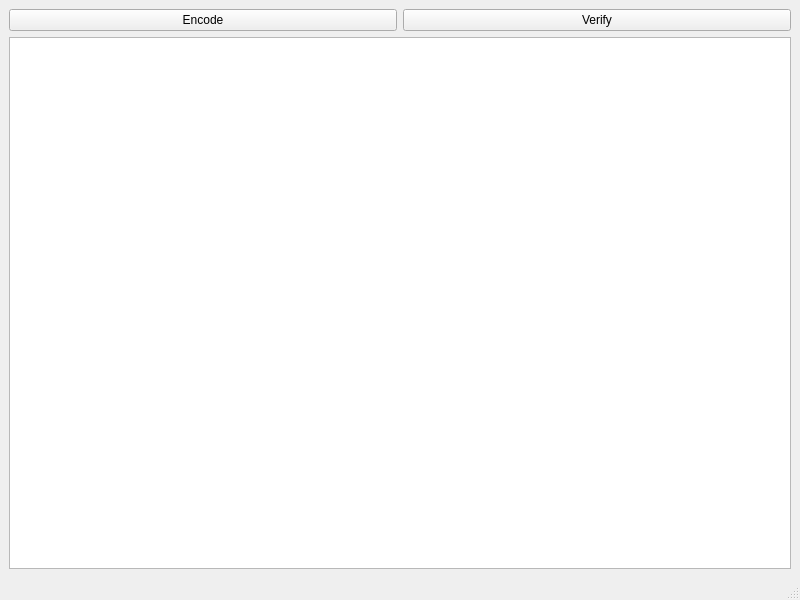
The window that DSS_example/mainwindow.ui (Sage-Cat/DSS) describes before a commit, drawn with Qt 5.
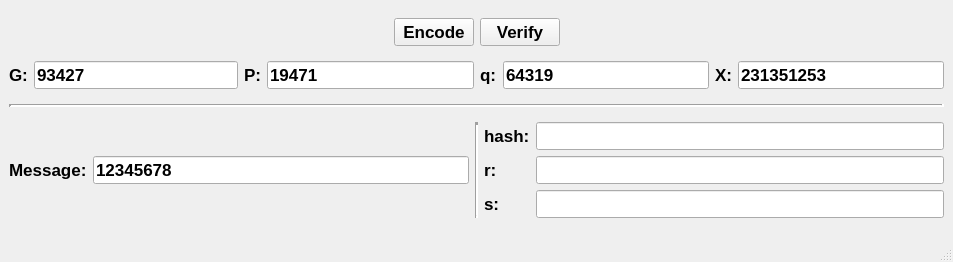
The same window after the commit.

Commit message: Corrected design and implemented more detailed GUI

```diff
--- a/DSS_example/mainwindow.ui
+++ b/DSS_example/mainwindow.ui
@@ -6,19 +6,39 @@
    <rect>
     <x>0</x>
     <y>0</y>
-    <width>800</width>
-    <height>600</height>
+    <width>953</width>
+    <height>262</height>
    </rect>
   </property>
   <property name="windowTitle">
    <string>DSS Example</string>
   </property>
   <widget class="QWidget" name="centralwidget">
-   <layout class="QVBoxLayout" name="verticalLayout">
+   <layout class="QVBoxLayout" name="verticalLayout_3">
     <item>
-     <layout class="QHBoxLayout" name="horizontalLayout">
+     <layout class="QHBoxLayout" name="horizontalLayout_4">
+      <item>
+       <spacer name="horizontalSpacer_2">
+        <property name="orientation">
+         <enum>Qt::Horizontal</enum>
+        </property>
+        <property name="sizeHint" stdset="0">
+         <size>
+          <width>40</width>
+          <height>20</height>
+         </size>
+        </property>
+       </spacer>
+      </item>
       <item>
        <widget class="QPushButton" name="btn_encode">
+        <property name="font">
+         <font>
+          <pointsize>13</pointsize>
+          <weight>75</weight>
+          <bold>true</bold>
+         </font>
+        </property>
         <property name="text">
          <string>Encode</string>
         </property>
@@ -26,15 +46,307 @@
       </item>
       <item>
        <widget class="QPushButton" name="btn_verify">
+        <property name="font">
+         <font>
+          <pointsize>13</pointsize>
+          <weight>75</weight>
+          <bold>true</bold>
+         </font>
+        </property>
         <property name="text">
          <string>Verify</string>
         </property>
        </widget>
       </item>
+      <item>
+       <spacer name="horizontalSpacer">
+        <property name="orientation">
+         <enum>Qt::Horizontal</enum>
+        </property>
+        <property name="sizeHint" stdset="0">
+         <size>
+          <width>40</width>
+          <height>20</height>
+         </size>
+        </property>
+       </spacer>
+      </item>
      </layout>
     </item>
     <item>
-     <widget class="QTextEdit" name="textEdit"/>
+     <layout class="QHBoxLayout" name="horizontalLayout_9">
+      <item>
+       <layout class="QHBoxLayout" name="horizontalLayout_5">
+        <item>
+         <widget class="QLabel" name="label_5">
+          <property name="font">
+           <font>
+            <pointsize>13</pointsize>
+            <weight>75</weight>
+            <bold>true</bold>
+           </font>
+          </property>
+          <property name="text">
+           <string>G:</string>
+          </property>
+         </widget>
+        </item>
+        <item>
+         <widget class="QLineEdit" name="line_G">
+          <property name="font">
+           <font>
+            <pointsize>13</pointsize>
+            <weight>75</weight>
+            <bold>true</bold>
+           </font>
+          </property>
+          <property name="text">
+           <string>93427</string>
+          </property>
+         </widget>
+        </item>
+       </layout>
+      </item>
+      <item>
+       <layout class="QHBoxLayout" name="horizontalLayout_6">
+        <item>
+         <widget class="QLabel" name="label_6">
+          <property name="font">
+           <font>
+            <pointsize>13</pointsize>
+            <weight>75</weight>
+            <bold>true</bold>
+           </font>
+          </property>
+          <property name="text">
+           <string>P:</string>
+          </property>
+         </widget>
+        </item>
+        <item>
+         <widget class="QLineEdit" name="line_P">
+          <property name="font">
+           <font>
+            <pointsize>13</pointsize>
+            <weight>75</weight>
+            <bold>true</bold>
+           </font>
+          </property>
+          <property name="text">
+           <string>19471</string>
+          </property>
+         </widget>
+        </item>
+       </layout>
+      </item>
+      <item>
+       <layout class="QHBoxLayout" name="horizontalLayout_7">
+        <item>
+         <widget class="QLabel" name="label_7">
+          <property name="font">
+           <font>
+            <pointsize>13</pointsize>
+            <weight>75</weight>
+            <bold>true</bold>
+           </font>
+          </property>
+          <property name="text">
+           <string>q:</string>
+          </property>
+         </widget>
+        </item>
+        <item>
+         <widget class="QLineEdit" name="line_q">
+          <property name="font">
+           <font>
+            <pointsize>13</pointsize>
+            <weight>75</weight>
+            <bold>true</bold>
+           </font>
+          </property>
+          <property name="text">
+           <string>64319</string>
+          </property>
+         </widget>
+        </item>
+       </layout>
+      </item>
+      <item>
+       <layout class="QHBoxLayout" name="horizontalLayout_8">
+        <item>
+         <widget class="QLabel" name="label_8">
+          <property name="font">
+           <font>
+            <pointsize>13</pointsize>
+            <weight>75</weight>
+            <bold>true</bold>
+           </font>
+          </property>
+          <property name="text">
+           <string>X:</string>
+          </property>
+         </widget>
+        </item>
+        <item>
+         <widget class="QLineEdit" name="line_X">
+          <property name="font">
+           <font>
+            <pointsize>13</pointsize>
+            <weight>75</weight>
+            <bold>true</bold>
+           </font>
+          </property>
+          <property name="text">
+           <string>231351253</string>
+          </property>
+         </widget>
+        </item>
+       </layout>
+      </item>
+     </layout>
+    </item>
+    <item>
+     <widget class="Line" name="line_2">
+      <property name="lineWidth">
+       <number>3</number>
+      </property>
+      <property name="orientation">
+       <enum>Qt::Horizontal</enum>
+      </property>
+     </widget>
+    </item>
+    <item>
+     <layout class="QHBoxLayout" name="horizontalLayout_3">
+      <item>
+       <layout class="QHBoxLayout" name="horizontalLayout_2">
+        <item>
+         <widget class="QLabel" name="label">
+          <property name="font">
+           <font>
+            <pointsize>13</pointsize>
+            <weight>75</weight>
+            <bold>true</bold>
+           </font>
+          </property>
+          <property name="text">
+           <string>Message:</string>
+          </property>
+         </widget>
+        </item>
+        <item>
+         <widget class="QLineEdit" name="line_msg">
+          <property name="font">
+           <font>
+            <pointsize>13</pointsize>
+            <weight>75</weight>
+            <bold>true</bold>
+           </font>
+          </property>
+          <property name="text">
+           <string>12345678</string>
+          </property>
+         </widget>
+        </item>
+       </layout>
+      </item>
+      <item>
+       <widget class="Line" name="line">
+        <property name="lineWidth">
+         <number>3</number>
+        </property>
+        <property name="orientation">
+         <enum>Qt::Vertical</enum>
+        </property>
+       </widget>
+      </item>
+      <item>
+       <layout class="QHBoxLayout" name="horizontalLayout">
+        <item>
+         <layout class="QVBoxLayout" name="verticalLayout">
+          <item>
+           <widget class="QLabel" name="label_2">
+            <property name="font">
+             <font>
+              <pointsize>13</pointsize>
+              <weight>75</weight>
+              <bold>true</bold>
+             </font>
+            </property>
+            <property name="text">
+             <string>hash:</string>
+            </property>
+           </widget>
+          </item>
+          <item>
+           <widget class="QLabel" name="label_3">
+            <property name="font">
+             <font>
+              <pointsize>13</pointsize>
+              <weight>75</weight>
+              <bold>true</bold>
+             </font>
+            </property>
+            <property name="text">
+             <string>r:</string>
+            </property>
+           </widget>
+          </item>
+          <item>
+           <widget class="QLabel" name="label_4">
+            <property name="font">
+             <font>
+              <pointsize>13</pointsize>
+              <weight>75</weight>
+              <bold>true</bold>
+             </font>
+            </property>
+            <property name="text">
+             <string>s:</string>
+            </property>
+           </widget>
+          </item>
+         </layout>
+        </item>
+        <item>
+         <layout class="QVBoxLayout" name="verticalLayout_2">
+          <item>
+           <widget class="QLineEdit" name="line_hash">
+            <property name="font">
+             <font>
+              <pointsize>13</pointsize>
+              <weight>75</weight>
+              <bold>true</bold>
+             </font>
+            </property>
+           </widget>
+          </item>
+          <item>
+           <widget class="QLineEdit" name="line_r">
+            <property name="font">
+             <font>
+              <pointsize>13</pointsize>
+              <weight>75</weight>
+              <bold>true</bold>
+             </font>
+            </property>
+           </widget>
+          </item>
+          <item>
+           <widget class="QLineEdit" name="line_s">
+            <property name="font">
+             <font>
+              <pointsize>13</pointsize>
+              <weight>75</weight>
+              <bold>true</bold>
+             </font>
+            </property>
+           </widget>
+          </item>
+         </layout>
+        </item>
+       </layout>
+      </item>
+     </layout>
     </item>
    </layout>
   </widget>
```
Left out of the diff: 2 changed lines with no effect on the pictures. The commit also changes 4 other files.
